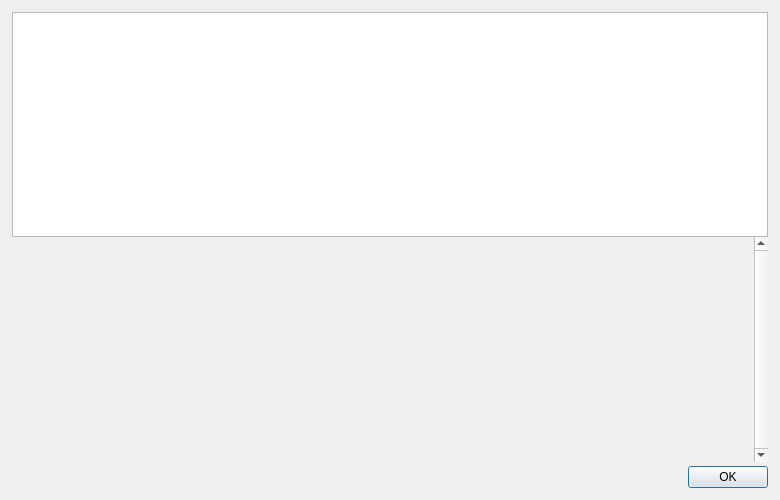
UbiState/ubicoin, file src/qt/forms/helpmessagedialog.ui: the form before one commit.
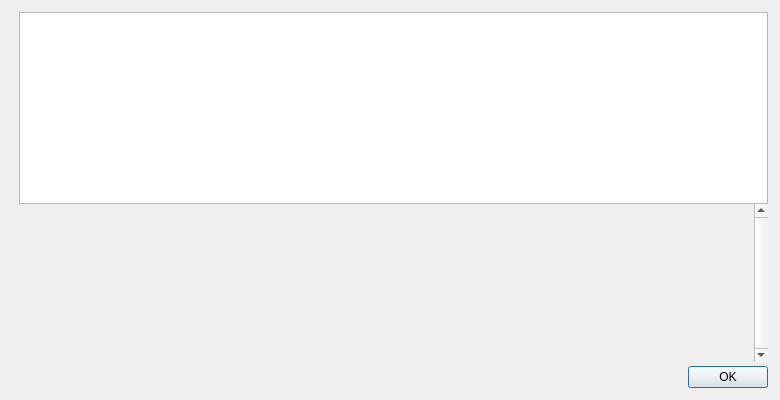
The form after the commit. Icons and pictures are not drawn.

The edit to the form file:
```diff
--- a/src/qt/forms/helpmessagedialog.ui
+++ b/src/qt/forms/helpmessagedialog.ui
@@ -7,15 +7,9 @@
     <x>0</x>
     <y>0</y>
     <width>780</width>
-    <height>500</height>
+    <height>400</height>
    </rect>
   </property>
-  <property name="maximumSize">
-   <size>
-    <width>16777215</width>
-    <height>500</height>
-   </size>
-  </property>
   <layout class="QHBoxLayout" name="horizontalLayout_2">
    <property name="spacing">
     <number>0</number>
@@ -33,16 +27,51 @@
     <number>12</number>
    </property>
    <item>
-    <layout class="QVBoxLayout" name="verticalLayoutLogo" stretch="0">
+    <layout class="QVBoxLayout" name="verticalLayoutLogo" stretch="0,0">
      <property name="leftMargin">
       <number>0</number>
      </property>
      <property name="topMargin">
-      <number>0</number>
+      <number>4</number>
      </property>
      <property name="rightMargin">
       <number>0</number>
      </property>
+     <item>
+      <widget class="QLabel" name="aboutLogo">
+       <property name="sizePolicy">
+        <sizepolicy hsizetype="Preferred" vsizetype="Ignored">
+         <horstretch>0</horstretch>
+         <verstretch>0</verstretch>
+        </sizepolicy>
+       </property>
+       <property name="maximumSize">
+        <size>
+         <width>100</width>
+         <height>100</height>
+        </size>
+       </property>
+       <property name="pixmap">
+        <pixmap resource="../bitcoin.qrc">:/icons/bitcoin</pixmap>
+       </property>
+       <property name="scaledContents">
+        <bool>true</bool>
+       </property>
+       <property name="alignment">
+        <set>Qt::AlignLeading|Qt::AlignLeft|Qt::AlignTop</set>
+       </property>
+      </widget>
+     </item>
+     <item>
+      <widget class="QFrame" name="frame">
+       <property name="frameShape">
+        <enum>QFrame::NoFrame</enum>
+       </property>
+       <property name="frameShadow">
+        <enum>QFrame::Raised</enum>
+       </property>
+      </widget>
+     </item>
     </layout>
    </item>
    <item>
@@ -66,14 +95,6 @@
         <bool>true</bool>
        </property>
        <widget class="QWidget" name="scrollAreaWidgetContents">
-        <property name="geometry">
-         <rect>
-          <x>0</x>
-          <y>0</y>
-          <width>630</width>
-          <height>201</height>
-         </rect>
-        </property>
         <layout class="QVBoxLayout" name="verticalLayout_2">
          <item>
           <widget class="QLabel" name="aboutMessage">
```
Left out of the diff: 2 changed lines with no effect on the pictures.
